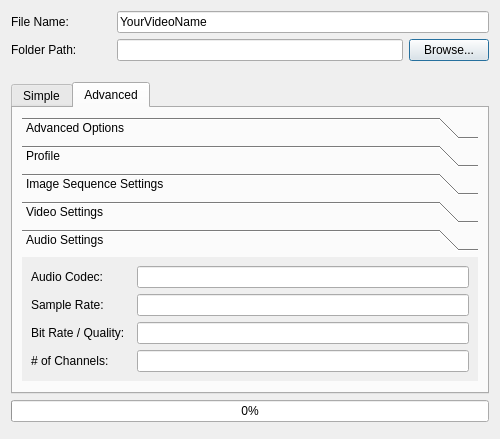
This is src/windows/ui/export.ui in OpenShot/openshot-qt as Qt 5 draws it before an edit. The edited form follows.
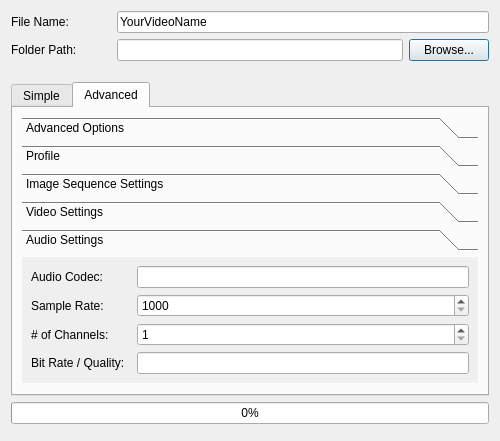
This is the edited form. The open tabs and pages were chosen to show the change. Icons and pictures are not drawn.

Commit message: Export dialog creates videos now, but still has many bugs

What changed in the file:
```diff
--- a/src/windows/ui/export.ui
+++ b/src/windows/ui/export.ui
@@ -724,7 +724,7 @@
           <property name="geometry">
            <rect>
             <x>0</x>
-            <y>-73</y>
+            <y>-23</y>
             <width>447</width>
             <height>152</height>
            </rect>
@@ -749,28 +749,21 @@
               </widget>
              </item>
              <item>
-              <widget class="QLineEdit" name="txtSampleRate"/>
-             </item>
-            </layout>
-           </item>
-           <item row="3" column="0">
-            <layout class="QHBoxLayout" name="horizontalLayout_22">
-             <item>
-              <widget class="QLabel" name="lblChannels">
-               <property name="minimumSize">
-                <size>
-                 <width>100</width>
-                 <height>0</height>
-                </size>
+              <widget class="QSpinBox" name="txtSampleRate">
+               <property name="sizePolicy">
+                <sizepolicy hsizetype="Expanding" vsizetype="Fixed">
+                 <horstretch>0</horstretch>
+                 <verstretch>0</verstretch>
+                </sizepolicy>
                </property>
-               <property name="text">
-                <string># of Channels:</string>
+               <property name="minimum">
+                <number>1000</number>
+               </property>
+               <property name="maximum">
+                <number>128000</number>
                </property>
               </widget>
              </item>
-             <item>
-              <widget class="QLineEdit" name="txtChannels"/>
-             </item>
             </layout>
            </item>
            <item row="0" column="0">
@@ -793,7 +786,7 @@
              </item>
             </layout>
            </item>
-           <item row="2" column="0">
+           <item row="3" column="0">
             <layout class="QHBoxLayout" name="horizontalLayout_23">
              <item>
               <widget class="QLabel" name="lblAudioBitrate">
@@ -813,6 +806,39 @@
              </item>
             </layout>
            </item>
+           <item row="2" column="0">
+            <layout class="QHBoxLayout" name="horizontalLayout_22">
+             <item>
+              <widget class="QLabel" name="lblChannels">
+               <property name="minimumSize">
+                <size>
+                 <width>100</width>
+                 <height>0</height>
+                </size>
+               </property>
+               <property name="text">
+                <string># of Channels:</string>
+               </property>
+              </widget>
+             </item>
+             <item>
+              <widget class="QSpinBox" name="txtChannels">
+               <property name="sizePolicy">
+                <sizepolicy hsizetype="Expanding" vsizetype="Fixed">
+                 <horstretch>0</horstretch>
+                 <verstretch>0</verstretch>
+                </sizepolicy>
+               </property>
+               <property name="minimum">
+                <number>1</number>
+               </property>
+               <property name="maximum">
+                <number>9</number>
+               </property>
+              </widget>
+             </item>
+            </layout>
+           </item>
           </layout>
          </widget>
         </widget>
```
Left out of the diff: 224 changed lines with no effect on the pictures. The commit also changes 1 other file.
